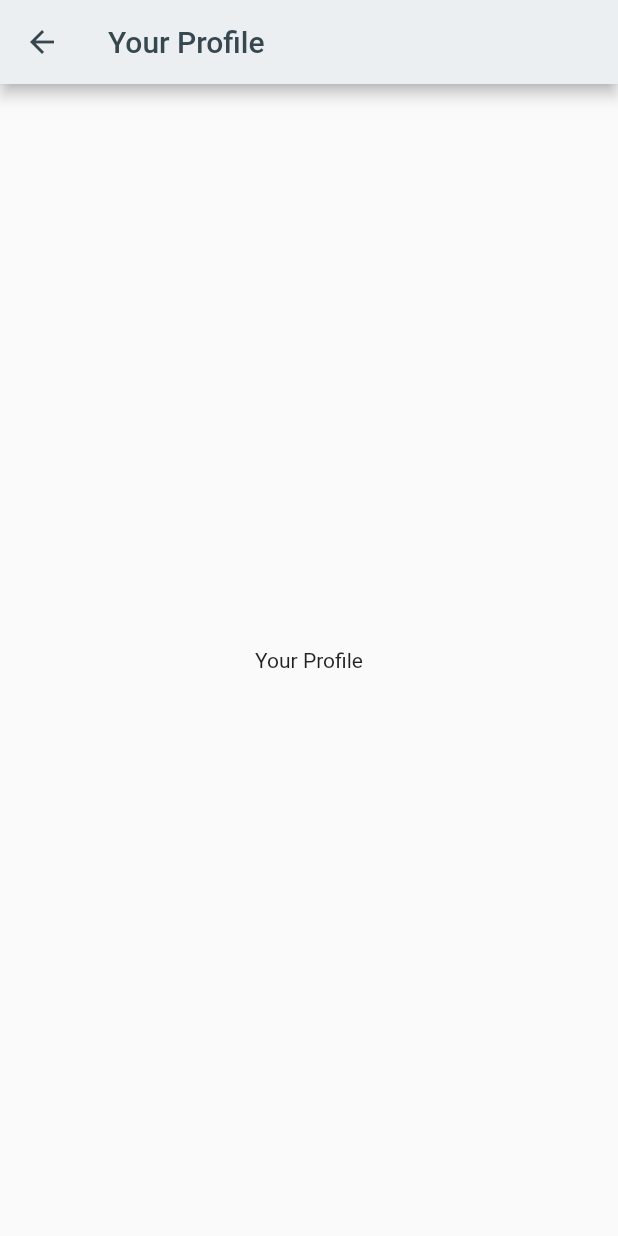
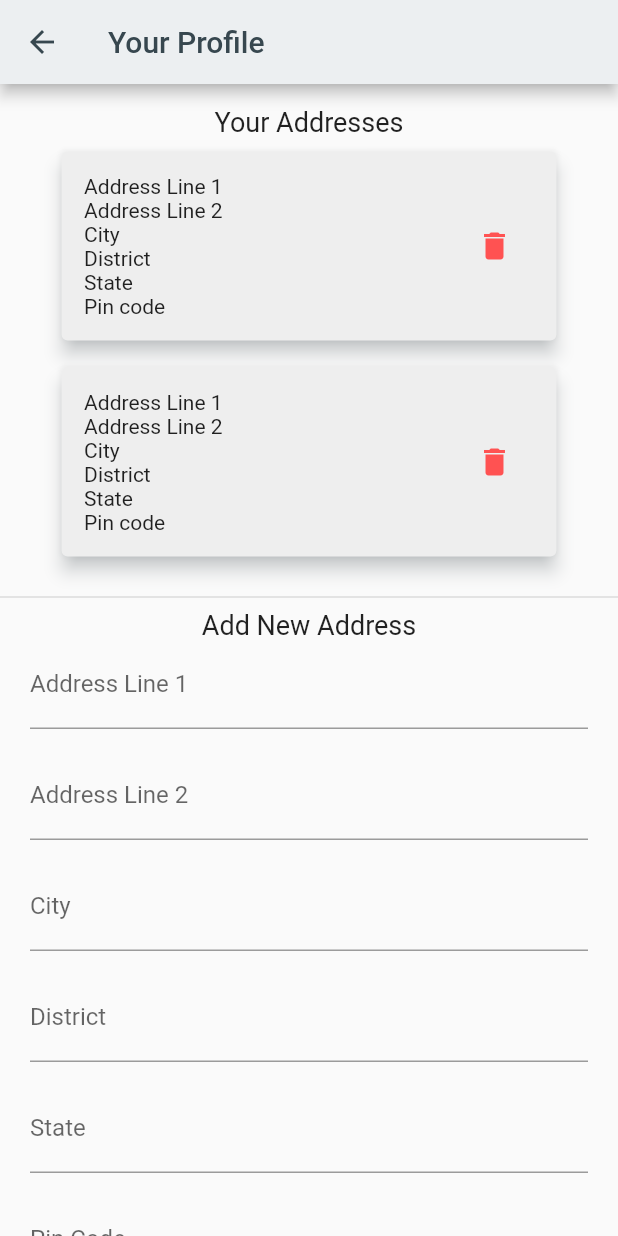
Before and after one commit to Chinmay487/project_mobile_app, a Flutter app: the Profile screen opened by its route, on a phone screen of 412 x 824 dp. Run offline on Flutter 3.47's test engine with Material 2 defaults, Android fonts, the phone set to English and light mode, and no system bars; our stand-ins replace flutter_rating_bar; network calls fail.

Commit message:
profile page added

```diff
--- a/lib/avatar/avatar_menu.dart
+++ b/lib/avatar/avatar_menu.dart
@@ -19,7 +19,6 @@ class AvatarMenu extends StatelessWidget {
           PopupMenuItem(
               child: AvatarMenuItem(
                 onTapFunction: () {
-                  print("profile");
                   Navigator.pushNamed(context, AppRoutes.profilePageroute);
                 },
                 displayText: "Profile",
@@ -29,16 +28,13 @@ class AvatarMenu extends StatelessWidget {
               child: AvatarMenuItem(
                 displayText: "Cart",
                 onTapFunction: () {
-                  print("cart");
                   Navigator.pushNamed(context, AppRoutes.cartPageroute);
                 },
               )
           ),
           PopupMenuItem(
             child: AvatarMenuItem(
-              onTapFunction: (){
-                print("Logout Tap");
-              },
+              onTapFunction: (){},
               displayText: "Logout",
             ),
           ),
--- /dev/null
+++ b/lib/user/address_card.dart
@@ -0,0 +1,53 @@
+import "package:flutter/material.dart";
+
+class AddressCard extends StatelessWidget {
+  const AddressCard({Key? key}) : super(key: key);
+
+  @override
+  Widget build(BuildContext context) {
+    return Container(
+      margin: EdgeInsets.symmetric(
+        vertical: 5,
+        horizontal: MediaQuery.of(context).size.width*0.09,
+      ),
+      child: SizedBox(
+        // width: MediaQuery.of(context).size.width * 0.5,
+        child: Card(
+          color: Color(0xffEEEEEE),
+          elevation: 5,
+          shadowColor: Color(0xffCFD8DC),
+          child: Row(
+            children: [
+              Expanded(
+                  flex: 3,
+                  child:Padding(
+                    padding: EdgeInsets.all(15.0),
+                    child: Column(
+                      crossAxisAlignment: CrossAxisAlignment.start,
+                      children: const [
+                        Text("Address Line 1"),
+                        Text("Address Line 2"),
+                        Text("City"),
+                        Text("District"),
+                        Text("State"),
+                        Text("Pin code")
+                      ],
+                    ),
+                  )
+              ),
+              Expanded(
+                child: IconButton(
+                  onPressed: (){},
+                  icon: const Icon(
+                    Icons.delete,
+                    color: Colors.redAccent,
+                  ),
+                ),
+              ),
+            ],
+          ),
+        ),
+      ),
+    );
+  }
+}
--- /dev/null
+++ b/lib/user/address_form.dart
@@ -0,0 +1,76 @@
+import "package:flutter/material.dart";
+
+class AddressForm extends StatelessWidget {
+  const AddressForm({Key? key}) : super(key: key);
+
+  @override
+  Widget build(BuildContext context) {
+    return Padding(
+      padding: const EdgeInsets.symmetric(vertical: 0,horizontal: 20.0,),
+      child: Column(
+        children: [
+          AddressFormField(
+            onInputChangeFunction: (value){},
+            hintText: "Address Line 1",
+            labelText: "Address Line 1",
+          ),
+          AddressFormField(
+            onInputChangeFunction: (value){},
+            hintText: "Address Line 2",
+            labelText: "Address Line 2",
+          ),
+          AddressFormField(
+            onInputChangeFunction: (value){},
+            hintText: "City",
+            labelText: "City",
+          ),
+          AddressFormField(
+            onInputChangeFunction: (value){},
+            hintText: "District",
+            labelText: "District",
+          ),
+          AddressFormField(
+            onInputChangeFunction: (value){},
+            hintText: "State",
+            labelText: "State",
+          ),
+          AddressFormField(
+            onInputChangeFunction: (value){},
+            hintText: "Pin Code",
+            labelText: "Pin Code",
+          ),
+          ElevatedButton(
+              onPressed: (){},
+              child:const Text(
+                  "Add",
+              )
+          ),
+        ],
+      ),
+    );
+  }
+}
+
+class AddressFormField extends StatelessWidget {
+  final dynamic onInputChangeFunction;
+  final String? hintText;
+  final String? labelText;
+
+  AddressFormField({this.hintText,this.labelText,this.onInputChangeFunction});
+
+  @override
+  Widget build(BuildContext context) {
+    return Column(
+      children: [
+        TextFormField(
+          onChanged: onInputChangeFunction,
+          decoration: InputDecoration(
+            hintText: hintText!,
+            labelText: labelText!,
+          ),
+        ),
+        const SizedBox(height: 15,),
+      ],
+    );
+  }
+}
--- a/lib/user/profile.dart
+++ b/lib/user/profile.dart
@@ -1,4 +1,8 @@
 import "package:flutter/material.dart";
+import "./address_card.dart";
+import "./user_title.dart";
+import "./address_form.dart";
+import "./shipping_status.dart";
 
 class Profile extends StatelessWidget {
   const Profile({Key? key}) : super(key: key);
@@ -16,11 +20,39 @@ class Profile extends StatelessWidget {
         ),
         backgroundColor: const Color(0xffECEFF1),
       ),
-      body: const SafeArea(
-        child: Center(
-          child: Text("Your Profile"),
-        ),
+      body: SafeArea(
+        child: Container(
+          margin: EdgeInsets.fromLTRB(0, 15, 0, 0),
+          child: ListView(
+            children: [
+              UserTitle(title:"Your Addresses"),
+              const AddressCard(),
+              const AddressCard(),
+              const Gap(),
+              UserTitle(title:"Add New Address"),
+              const AddressForm(),
+              const Gap(),
+              const SizedBox(height: 20.0,),
+              UserTitle(title:"Shipping Status"),
+              const ShippingStatus(),
+            ],
+          ),
+        )
       ),
     );
   }
 }
+
+class Gap extends StatelessWidget {
+  const Gap({Key? key}) : super(key: key);
+
+  @override
+  Widget build(BuildContext context) {
+    return Column(
+      children: const [
+        SizedBox(height: 10.0,),
+        Divider(thickness: 1.0,),
+      ],
+    );
+  }
+}
--- /dev/null
+++ b/lib/user/user_title.dart
@@ -0,0 +1,22 @@
+import "package:flutter/material.dart";
+
+class UserTitle extends StatelessWidget {
+  // const UserTitle({Key? key}) : super(key: key);
+
+  final String? title;
+
+  UserTitle({this.title});
+
+  @override
+  Widget build(BuildContext context) {
+    return Container(
+      alignment: Alignment.center,
+      child: Text(
+        title!,
+        style: const TextStyle(
+          fontSize: 18,
+        ),
+      ),
+    );
+  }
+}
```
Also changed, not shown: lib/user/shipping_button_group.dart (added, +43 -0 lines), lib/user/shipping_card.dart (added, +75 -0 lines), lib/user/shipping_status.dart (added, +24 -0 lines).
